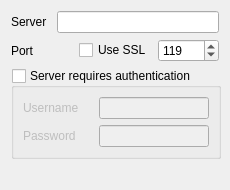
The window that src/serversettings.ui (ChaosWars/knewz) describes before a commit, drawn with Qt 5.
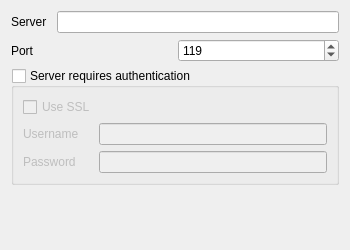
The same window after the commit.

Patch:
```diff
--- a/src/serversettings.ui
+++ b/src/serversettings.ui
@@ -8,14 +8,14 @@
    <rect>
     <x>0</x>
     <y>0</y>
-    <width>230</width>
-    <height>190</height>
+    <width>350</width>
+    <height>250</height>
    </rect>
   </property>
   <property name="minimumSize" >
    <size>
-    <width>230</width>
-    <height>190</height>
+    <width>350</width>
+    <height>250</height>
    </size>
   </property>
   <property name="windowTitle" >
@@ -70,19 +70,6 @@
        </property>
       </widget>
      </item>
-     <item>
-      <widget class="QCheckBox" name="kcfg_ssl" >
-       <property name="toolTip" >
-        <string>Use Secure Socket Layer for connection.</string>
-       </property>
-       <property name="whatsThis" >
-        <string>Use SSL encryption to connect to the server.</string>
-       </property>
-       <property name="text" >
-        <string>Use SSL</string>
-       </property>
-      </widget>
-     </item>
      <item>
       <widget class="QSpinBox" name="kcfg_port" >
        <property name="toolTip" >
@@ -131,6 +118,19 @@
       <bool>false</bool>
      </property>
      <layout class="QVBoxLayout" name="verticalLayout" >
+      <item>
+       <widget class="QCheckBox" name="kcfg_ssl" >
+        <property name="toolTip" >
+         <string>Use Secure Socket Layer for connection.</string>
+        </property>
+        <property name="whatsThis" >
+         <string>Use SSL encryption to connect to the server.</string>
+        </property>
+        <property name="text" >
+         <string>Use SSL</string>
+        </property>
+       </widget>
+      </item>
       <item>
        <layout class="QHBoxLayout" name="horizontalLayout" >
         <item>
```
